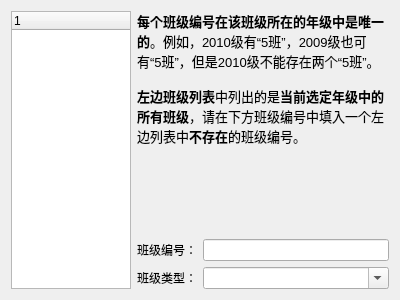
Above: src/gui/inputclassinfowizardpage.ui from fyrestone/simple-pms before the change. Below: the same form after it.
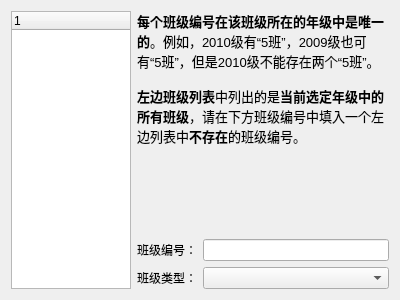
That is the form after the change.

What changed in the file:
```diff
--- a/src/gui/inputclassinfowizardpage.ui
+++ b/src/gui/inputclassinfowizardpage.ui
@@ -121,7 +121,7 @@
         </sizepolicy>
        </property>
        <property name="editable">
-        <bool>true</bool>
+        <bool>false</bool>
        </property>
       </widget>
      </item>
```
